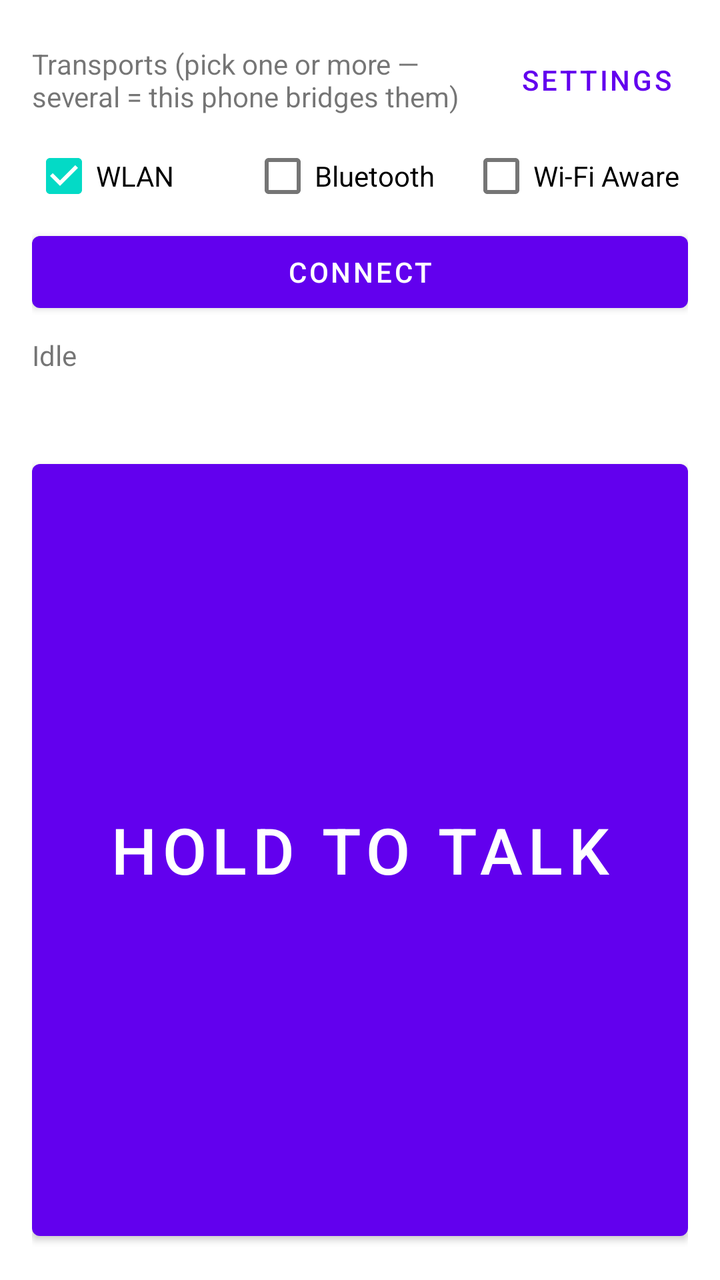
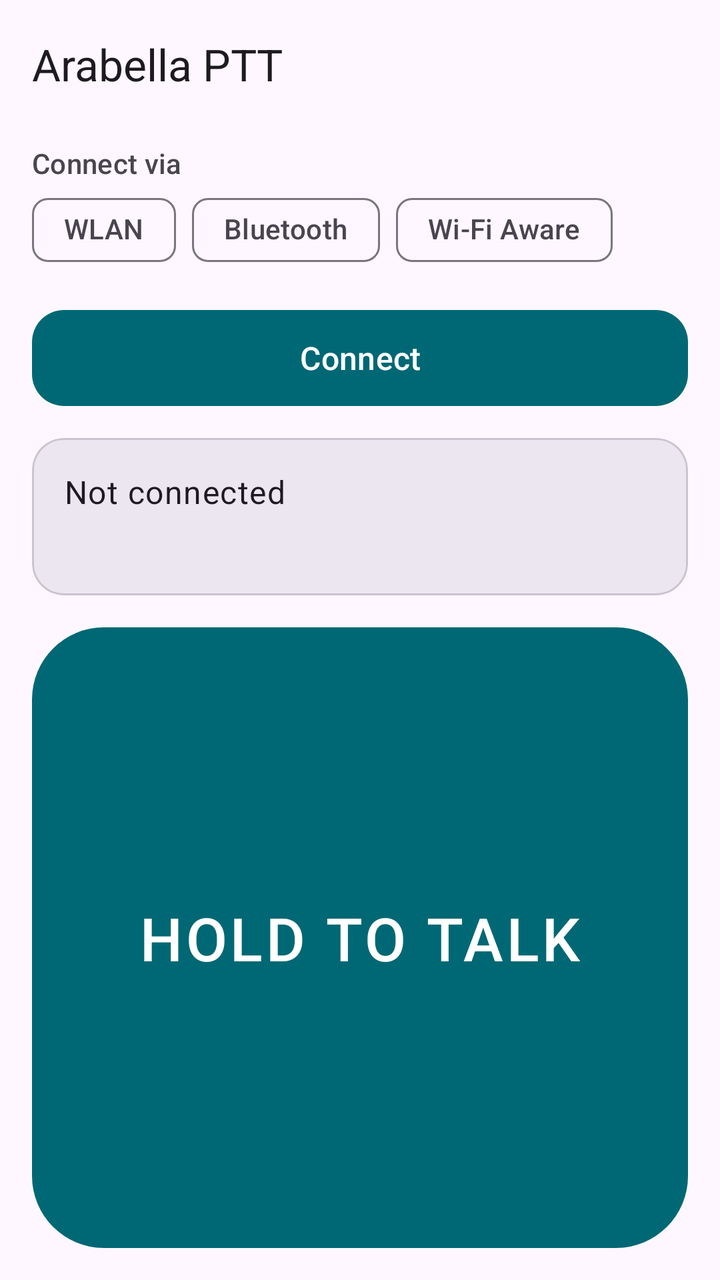

An Android layout rendered at two revisions. The XML below is the earlier revision; the diff shows what the commit changed to produce the second picture.
<!-- AndroidManifest.xml: application theme Theme.PTT -->
<!-- res/layout/activity_main.xml -->
<?xml version="1.0" encoding="utf-8"?>
<LinearLayout xmlns:android="http://schemas.android.com/apk/res/android"
    android:layout_width="match_parent"
    android:layout_height="match_parent"
    android:orientation="vertical"
    android:padding="16dp">

    <LinearLayout
        android:layout_width="match_parent"
        android:layout_height="wrap_content"
        android:orientation="horizontal"
        android:gravity="center_vertical">
        <TextView
            android:layout_width="0dp"
            android:layout_weight="1"
            android:layout_height="wrap_content"
            android:text="Transports (pick one or more — several = this phone bridges them)" />
        <Button
            android:id="@+id/settingsButton"
            style="@style/Widget.MaterialComponents.Button.TextButton"
            android:layout_width="wrap_content"
            android:layout_height="wrap_content"
            android:text="Settings" />
    </LinearLayout>

    <LinearLayout
        android:layout_width="match_parent"
        android:layout_height="wrap_content"
        android:orientation="horizontal">
        <CheckBox android:id="@+id/checkLan" android:text="WLAN" android:checked="true"
            android:layout_width="0dp" android:layout_weight="1" android:layout_height="wrap_content" />
        <CheckBox android:id="@+id/checkBt" android:text="Bluetooth"
            android:layout_width="0dp" android:layout_weight="1" android:layout_height="wrap_content" />
        <CheckBox android:id="@+id/checkAware" android:text="Wi‑Fi Aware"
            android:layout_width="0dp" android:layout_weight="1" android:layout_height="wrap_content" />
    </LinearLayout>

    <Spinner
        android:id="@+id/btDevices"
        android:layout_width="match_parent"
        android:layout_height="wrap_content"
        android:visibility="gone" />

    <Button
        android:id="@+id/connectButton"
        android:layout_width="match_parent"
        android:layout_height="wrap_content"
        android:text="Connect" />

    <TextView
        android:id="@+id/status"
        android:layout_width="match_parent"
        android:layout_height="wrap_content"
        android:paddingTop="8dp"
        android:text="Idle" />

    <TextView
        android:id="@+id/roster"
        android:layout_width="match_parent"
        android:layout_height="wrap_content"
        android:paddingTop="4dp"
        android:textSize="14sp" />

    <Button
        android:id="@+id/pttButton"
        android:layout_width="match_parent"
        android:layout_height="0dp"
        android:layout_weight="1"
        android:layout_marginTop="16dp"
        android:textSize="32sp"
        android:text="HOLD TO TALK" />
</LinearLayout>
<!-- resources referenced by this layout -->
<resources>
  <style name="Theme.PTT" parent="Theme.MaterialComponents.DayNight.NoActionBar" />
</resources>

<!-- the commit's change to res/layout/activity_main.xml (unified diff, before → after) -->
@@ -1,72 +1,133 @@
 <?xml version="1.0" encoding="utf-8"?>
 <LinearLayout xmlns:android="http://schemas.android.com/apk/res/android"
+    xmlns:app="http://schemas.android.com/apk/res-auto"
     android:layout_width="match_parent"
     android:layout_height="match_parent"
     android:orientation="vertical"
-    android:padding="16dp">
+    android:background="?attr/colorSurface">
+
+    <com.google.android.material.appbar.AppBarLayout
+        android:layout_width="match_parent"
+        android:layout_height="wrap_content">
+        <com.google.android.material.appbar.MaterialToolbar
+            android:id="@+id/toolbar"
+            android:layout_width="match_parent"
+            android:layout_height="?attr/actionBarSize"
+            app:title="@string/title_main" />
+    </com.google.android.material.appbar.AppBarLayout>
 
     <LinearLayout
         android:layout_width="match_parent"
-        android:layout_height="wrap_content"
-        android:orientation="horizontal"
-        android:gravity="center_vertical">
-        <TextView
-            android:layout_width="0dp"
-            android:layout_weight="1"
-            android:layout_height="wrap_content"
-            android:text="Transports (pick one or more — several = this phone bridges them)" />
-        <Button
-            android:id="@+id/settingsButton"
-            style="@style/Widget.MaterialComponents.Button.TextButton"
-            android:layout_width="wrap_content"
-            android:layout_height="wrap_content"
-            android:text="Settings" />
-    </LinearLayout>
-
-    <LinearLayout
-        android:layout_width="match_parent"
-        android:layout_height="wrap_content"
-        android:orientation="horizontal">
-        <CheckBox android:id="@+id/checkLan" android:text="WLAN" android:checked="true"
-            android:layout_width="0dp" android:layout_weight="1" android:layout_height="wrap_content" />
-        <CheckBox android:id="@+id/checkBt" android:text="Bluetooth"
-            android:layout_width="0dp" android:layout_weight="1" android:layout_height="wrap_content" />
-        <CheckBox android:id="@+id/checkAware" android:text="Wi‑Fi Aware"
-            android:layout_width="0dp" android:layout_weight="1" android:layout_height="wrap_content" />
-    </LinearLayout>
-
-    <Spinner
-        android:id="@+id/btDevices"
-        android:layout_width="match_parent"
-        android:layout_height="wrap_content"
-        android:visibility="gone" />
-
-    <Button
-        android:id="@+id/connectButton"
-        android:layout_width="match_parent"
-        android:layout_height="wrap_content"
-        android:text="Connect" />
-
-    <TextView
-        android:id="@+id/status"
-        android:layout_width="match_parent"
-        android:layout_height="wrap_content"
-        android:paddingTop="8dp"
-        android:text="Idle" />
-
-    <TextView
-        android:id="@+id/roster"
-        android:layout_width="match_parent"
-        android:layout_height="wrap_content"
-        android:paddingTop="4dp"
-        android:textSize="14sp" />
-
-    <Button
-        android:id="@+id/pttButton"
-        android:layout_width="match_parent"
         android:layout_height="0dp"
         android:layout_weight="1"
-        android:layout_marginTop="16dp"
-        android:textSize="32sp"
-        android:text="HOLD TO TALK" />
+        android:orientation="vertical"
+        android:paddingStart="16dp"
+        android:paddingEnd="16dp"
+        android:paddingTop="8dp"
+        android:paddingBottom="16dp">
+
+        <TextView
+            android:layout_width="match_parent"
+            android:layout_height="wrap_content"
+            android:text="@string/label_transports"
+            android:textAppearance="?attr/textAppearanceLabelLarge"
+            android:textColor="?attr/colorOnSurfaceVariant" />
+
+        <com.google.android.material.chip.ChipGroup
+            android:id="@+id/transportChips"
+            android:layout_width="match_parent"
+            android:layout_height="wrap_content"
+            app:chipSpacingHorizontal="8dp"
+            app:chipSpacingVertical="4dp">
+            <com.google.android.material.chip.Chip
+                android:id="@+id/chipLan"
+                style="@style/Widget.Material3.Chip.Filter"
+                android:layout_width="wrap_content"
+                android:layout_height="wrap_content"
+                android:checkable="true"
+                app:checkedIconVisible="false"
+                android:text="@string/chip_lan" />
+            <com.google.android.material.chip.Chip
+                android:id="@+id/chipBt"
+                style="@style/Widget.Material3.Chip.Filter"
+                android:layout_width="wrap_content"
+                android:layout_height="wrap_content"
+                android:checkable="true"
+                app:checkedIconVisible="false"
+                android:text="@string/chip_bt" />
+            <com.google.android.material.chip.Chip
+                android:id="@+id/chipAware"
+                style="@style/Widget.Material3.Chip.Filter"
+                android:layout_width="wrap_content"
+                android:layout_height="wrap_content"
+                android:checkable="true"
+                app:checkedIconVisible="false"
+                android:text="@string/chip_aware" />
+        </com.google.android.material.chip.ChipGroup>
+
+        <com.google.android.material.textfield.TextInputLayout
+            android:id="@+id/btPeerLayout"
+            style="@style/Widget.Material3.TextInputLayout.OutlinedBox.ExposedDropdownMenu"
+            android:layout_width="match_parent"
+            android:layout_height="wrap_content"
+            android:layout_marginTop="8dp"
+            android:hint="@string/hint_bt_peer"
+            android:visibility="gone">
+            <com.google.android.material.textfield.MaterialAutoCompleteTextView
+                android:id="@+id/btPeer"
+                android:layout_width="match_parent"
+                android:layout_height="wrap_content"
+                android:inputType="none" />
+        </com.google.android.material.textfield.TextInputLayout>
+
+        <com.google.android.material.button.MaterialButton
+            android:id="@+id/connectButton"
+            android:layout_width="match_parent"
+            android:layout_height="56dp"
+            android:layout_marginTop="12dp"
+            android:text="@string/connect"
+            android:textSize="16sp"
+            app:cornerRadius="16dp" />
+
+        <com.google.android.material.card.MaterialCardView
+            android:layout_width="match_parent"
+            android:layout_height="wrap_content"
+            android:layout_marginTop="12dp"
+            app:cardCornerRadius="16dp"
+            app:cardElevation="0dp"
+            app:cardBackgroundColor="?attr/colorSurfaceContainerHigh">
+            <LinearLayout
+                android:layout_width="match_parent"
+                android:layout_height="wrap_content"
+                android:orientation="vertical"
+                android:padding="16dp">
+                <TextView
+                    android:id="@+id/status"
+                    android:layout_width="match_parent"
+                    android:layout_height="wrap_content"
+                    android:text="@string/status_idle"
+                    android:textAppearance="?attr/textAppearanceBodyLarge" />
+                <TextView
+                    android:id="@+id/roster"
+                    android:layout_width="match_parent"
+                    android:layout_height="wrap_content"
+                    android:layout_marginTop="6dp"
+                    android:lineSpacingExtra="4dp"
+                    android:textAppearance="?attr/textAppearanceBodyMedium" />
+            </LinearLayout>
+        </com.google.android.material.card.MaterialCardView>
+
+        <com.google.android.material.button.MaterialButton
+            android:id="@+id/pttButton"
+            android:layout_width="match_parent"
+            android:layout_height="0dp"
+            android:layout_weight="1"
+            android:layout_marginTop="16dp"
+            android:insetTop="0dp"
+            android:insetBottom="0dp"
+            android:text="@string/ptt_hold"
+            android:textSize="30sp"
+            android:letterSpacing="0.05"
+            app:cornerRadius="36dp" />
+    </LinearLayout>
 </LinearLayout>
<!-- resource entries referenced after the edit -->
@@ -1,5 +1,36 @@
 <!-- resources referenced by this layout -->
 <resources>
-  <style name="Theme.PTT" parent="Theme.MaterialComponents.DayNight.NoActionBar" />
+  <string name="chip_aware">Wi‑Fi Aware</string>
+  <string name="chip_bt">Bluetooth</string>
+  <string name="chip_lan">WLAN</string>
+  <string name="connect">Connect</string>
+  <string name="hint_bt_peer">Bluetooth peer</string>
+  <string name="label_transports">Connect via</string>
+  <string name="ptt_hold">HOLD TO TALK</string>
+  <string name="status_idle">Not connected</string>
+  <string name="title_main">Arabella PTT</string>
+  <style name="Theme.PTT" parent="Theme.Material3.DayNight.NoActionBar">
+          <item name="colorPrimary">@color/primary</item>
+          <item name="colorOnPrimary">@color/on_primary</item>
+          <item name="colorPrimaryContainer">@color/primary_container</item>
+          <item name="colorOnPrimaryContainer">@color/on_primary_container</item>
+          <item name="colorSecondary">@color/secondary</item>
+          <item name="colorOnSecondary">@color/on_secondary</item>
+          <item name="colorSecondaryContainer">@color/secondary_container</item>
+          <item name="colorOnSecondaryContainer">@color/on_secondary_container</item>
+          <item name="colorError">@color/error</item>
+          <item name="colorOnError">@color/on_error</item>
+          <item name="android:statusBarColor">?attr/colorSurface</item>
+      </style>
+  <color name="primary">#006874</color>
+  <color name="on_primary">#FFFFFF</color>
+  <color name="primary_container">#97F0FF</color>
+  <color name="on_primary_container">#001F24</color>
+  <color name="secondary">#4A6267</color>
+  <color name="on_secondary">#FFFFFF</color>
+  <color name="secondary_container">#CDE7EC</color>
+  <color name="on_secondary_container">#051F23</color>
+  <color name="error">#BA1A1A</color>
+  <color name="on_error">#FFFFFF</color>
 </resources>
 
